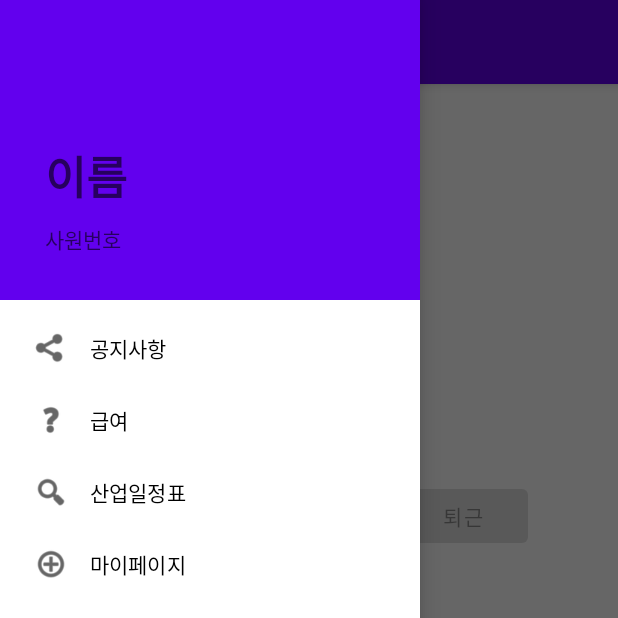
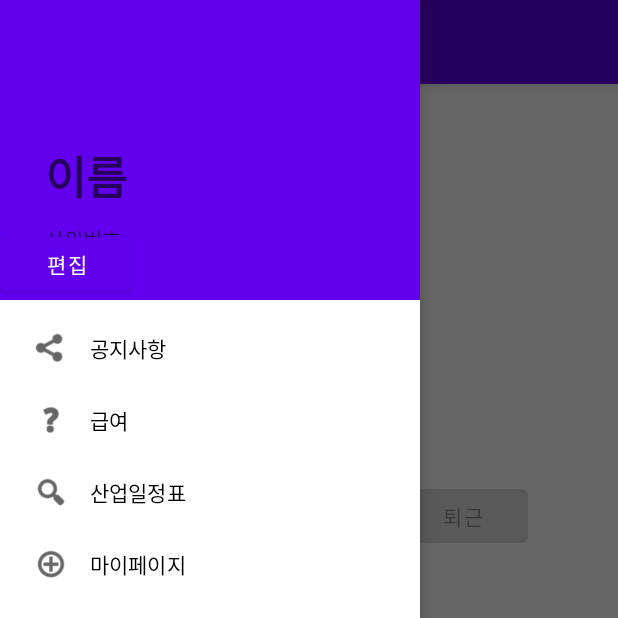
Before and after one commit to olnuyh/SafetyHat_Workers, an Android app: the screen it shows after launch (MainActivity), with the side drawer open, on a phone screen of 412 x 824 dp, the top half of it. Run offline under Robolectric (Android 15) with nearby library versions, the phone set to English and light mode, and no system bars; our stand-ins replace Volley; network calls fail; pictures from the network do not load.

Commit message:
갤러리에서 이미지 가져오기

```diff
--- a/app/src/main/AndroidManifest.xml
+++ b/app/src/main/AndroidManifest.xml
@@ -4,8 +4,12 @@
     package="com.example.workers">
 
     <uses-permission android:name="android.permission.INTERNET" />
+
     <uses-sdk tools:overrideLibrary="com.google.zxing.client.android" />
 
+    <!--갤러리 권한-->
+    <uses-permission android:name="android.permission.WRITE_EXTERNAL_STORAGE"/>
+    <uses-permission android:name="android.permission.READ_EXTERNAL_STORAGE"/>
 
     <!--오디오 사용 권한-->
     <uses-permission android:name="android.permission.RECORD_AUDIO" />
--- a/app/src/main/java/com/example/workers/MainActivity.kt
+++ b/app/src/main/java/com/example/workers/MainActivity.kt
@@ -3,7 +3,10 @@ package com.example.workers
 import android.content.Intent
 import android.os.Build
 import android.os.Bundle
+import android.provider.MediaStore
 import android.view.MenuItem
+import android.view.View
+import android.widget.Button
 import android.widget.ImageView
 import android.widget.TextView
 import android.widget.Toast
@@ -26,6 +29,8 @@ import kotlin.properties.Delegates
 class MainActivity : AppCompatActivity() {
     lateinit var toggle : ActionBarDrawerToggle
 
+    private val GET_GALLERY_IMAGE = 200
+
     //var requestQueue: RequestQueue? = null
 
     @RequiresApi(Build.VERSION_CODES.O)
@@ -37,11 +42,9 @@ class MainActivity : AppCompatActivity() {
         setContentView(binding.root)
         setSupportActionBar(binding.toolBar)
 
-
 //        if(requestQueue == null){
 //            requestQueue = Volley.newRequestQueue(getApplicationContext());
 //        }
-
 
         val request= object : StringRequest(
             Method.GET, BuildConfig.WEATHER_API_KEY,
@@ -121,6 +124,30 @@ class MainActivity : AppCompatActivity() {
         val setqueue = Volley.newRequestQueue(this)
         setqueue.add(request)
 
+        val navView=binding.mainDrawerView
+        val headerView=navView.getHeaderView(0)
+        val editbtn=headerView.findViewById<Button>(R.id.navigationEditBtn)
+        val camerabtn=headerView.findViewById<Button>(R.id.navigationCameraBtn)
+        val savebtn=headerView.findViewById<Button>(R.id.navigationSaveBtn)
+
+        editbtn.setOnClickListener {
+            camerabtn.visibility=View.VISIBLE
+            editbtn.visibility=View.GONE
+            savebtn.visibility=View.GONE
+        }
+        camerabtn.setOnClickListener{
+//            val intent: Intent = Intent(Intent.ACTION_GET_CONTENT)
+//            intent.setType("image/*")
+//            startActivityForResult(intent,GALLERY)
+
+            val intent = Intent(Intent.ACTION_PICK)
+            intent.setDataAndType(MediaStore.Images.Media.EXTERNAL_CONTENT_URI, "image/*")
+            startActivityForResult(intent, GET_GALLERY_IMAGE)
+        }
+
+        savebtn.setOnClickListener {
+
+        }
 
 
         toggle = ActionBarDrawerToggle(this, binding.drawerLayout, R.string.drawer_open, R.string.drawer_close)
@@ -128,6 +155,7 @@ class MainActivity : AppCompatActivity() {
         toggle.syncState()
 
         binding.mainDrawerView.setNavigationItemSelectedListener {
+
             when(it.itemId){
                 R.id.menuNotification -> {
                     val intent = Intent(this, NotificationActivity::class.java)
@@ -151,6 +179,7 @@ class MainActivity : AppCompatActivity() {
                     startActivity(intent)
                     finish()
                 }
+
             }
             true
         }
@@ -232,6 +261,17 @@ class MainActivity : AppCompatActivity() {
 
 
 
+    override fun onActivityResult(requestCode: Int, resultCode: Int, data: Intent?) {
+        super.onActivityResult(requestCode, resultCode, data)
+        val mainnavView = findViewById<NavigationView>(R.id.main_drawer_view)
+        val headerView2=mainnavView.getHeaderView(0)
+        val profile=headerView2.findViewById<ImageView>(R.id.navigationProfile)
+        if (requestCode == GET_GALLERY_IMAGE && resultCode == RESULT_OK && data != null && data.data != null) {
+            val selectedImageUri = data.data
+            profile.setImageURI(selectedImageUri)
+        }
+    }
+
 
 
 }
--- a/app/src/main/res/layout/navigation_header.xml
+++ b/app/src/main/res/layout/navigation_header.xml
@@ -4,6 +4,19 @@
     android:layout_height="200dp"
     android:id="@+id/navigationHeader"
     android:background="@color/purple_500">
+
+    <ImageView
+        android:id="@+id/navigationProfile"
+        android:layout_width="100dp"
+        android:layout_height="70dp" />
+
+    <Button
+        android:id="@+id/navigationCameraBtn"
+        android:layout_width="wrap_content"
+        android:layout_height="wrap_content"
+        android:text="카메라 아이콘"
+        android:visibility="invisible"
+        android:layout_marginStart="120dp"/>
 
     <TextView
         android:id="@+id/navigationName"
@@ -18,6 +31,8 @@
         android:textSize="30dp"
         android:textStyle="bold" />
 
+
+
     <TextView
         android:id="@+id/navigationEmplId"
         android:layout_width="wrap_content"
@@ -27,4 +42,22 @@
         android:layout_marginLeft="30dp"
         android:layout_marginBottom="30dp"
         android:hint="사원번호" />
+
+    <Button
+        android:id="@+id/navigationEditBtn"
+        android:layout_width="wrap_content"
+        android:layout_height="wrap_content"
+        android:text="편집"
+        android:layout_alignParentLeft="true"
+        android:layout_alignParentBottom="true"
+        />
+    <Button
+        android:id="@+id/navigationSaveBtn"
+        android:layout_width="wrap_content"
+        android:layout_height="wrap_content"
+        android:text="저장"
+        android:layout_alignParentLeft="true"
+        android:layout_alignParentBottom="true"
+        android:visibility="gone"
+        />
 </RelativeLayout>
```
